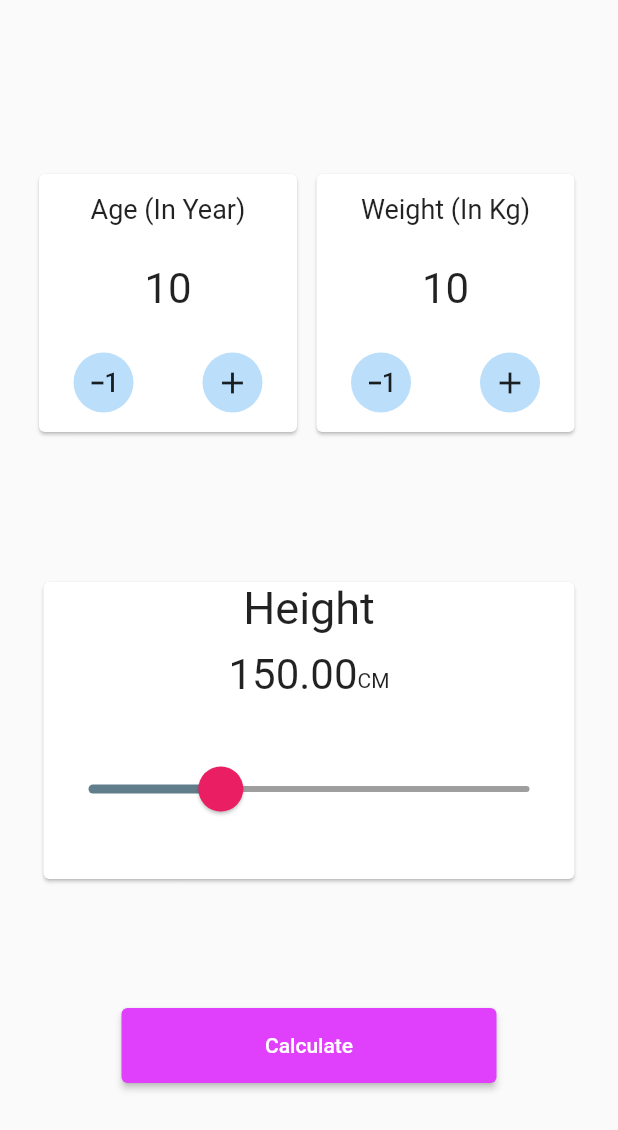
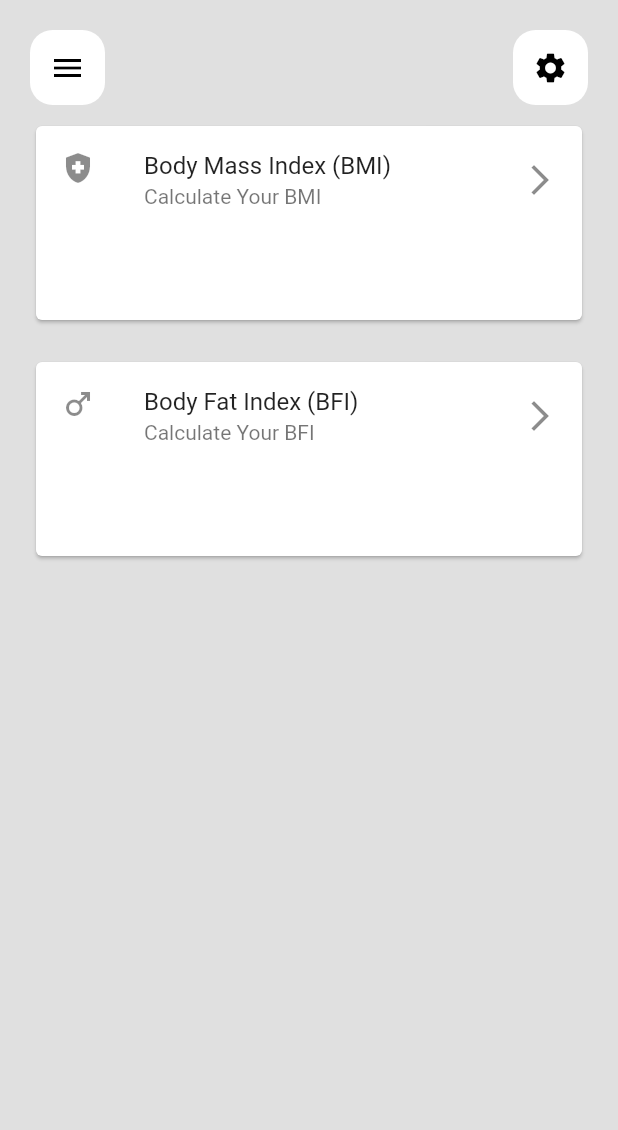
Before and after one commit to madhusudhan112/bmi-calculator, a Flutter app: the screen it shows after launch, on a phone screen of 412 x 824 dp. Shown: the top 1130 px of the screen. Run offline on Flutter 3.47's test engine with Material 2 defaults, Android fonts, the phone set to English and light mode, and no system bars; our stand-ins replace hive, hive_flutter; accounts and stored records are empty.

Commit message:
dashboard, calculator

```diff
--- /dev/null
+++ b/lib/calculator/body_fat_calculator.dart
@@ -0,0 +1,20 @@
+class BodyFatCalculator {
+  int age;
+  double bmi;
+  double? bf;
+
+  BodyFatCalculator({
+    required this.age,
+    required this.bmi,
+  });
+
+  double bfcalulator() {
+
+    bf =  (1.20 * bmi) + (0.23 * age) - 16.2;
+    return bf!;
+  }
+
+  String result() {
+    return "Your Body Fat Percentage is" + " " + bf!.toStringAsFixed(1);
+  }
+}
--- a/lib/calculator/calculator.dart
+++ b/lib/calculator/calculator.dart
@@ -2,20 +2,23 @@ import 'dart:math';
 
 class Calculate_bmi {
   double height;
+  int age;
   int weight;
-  double? _bmi;
+  double? bmi;
+  double? bf;
 
-  Calculate_bmi({required this.height, required this.weight});
+  Calculate_bmi({required this.height, required this.weight, required this.age});
 
   String bmi_calculator() {
-    _bmi = weight / pow(height / 100, 2);
-    return _bmi!.toStringAsFixed(1);
+    bmi = weight / pow(height / 100, 2);
+    return bmi!.toStringAsFixed(1);
   }
 
+
   String result1() {
-    if (_bmi! >= 25) {
+    if (bmi! >= 25) {
       return "OVERWEIGHT";
-    } else if (_bmi! > 18.5) {
+    } else if (bmi! > 18.5) {
       return "NORMAL WEIGHT";
     } else {
       return "UNDERWEIGHT";
@@ -23,9 +26,9 @@ class Calculate_bmi {
   }
 
   String result2() {
-    if (_bmi! >= 25) {
+    if (bmi! >= 25) {
       return 'YOU HAVE OVERWEIGHT BODY NEED HEAVY EXCERCISE';
-    } else if (_bmi! > 18.5) {
+    } else if (bmi! > 18.5) {
       return 'YOU HAVE NORMAL BODY NEED LEAST EXCERCISE';
     } else {
       return 'YOU HAVE UNDERWEIGHED BODY NEED TO EAT A BIT MORE';
--- a/lib/main.dart
+++ b/lib/main.dart
@@ -1,21 +1,36 @@
-import './screens/app_home.dart';
+import '../models/bmi_model.dart';
+import '../screens/body_fat_page.dart';
+import '../screens/dashboard.dart';
+import './screens/bmi_page.dart';
+import 'package:hive_flutter/hive_flutter.dart';
 import 'package:flutter/material.dart';
 
-void main() {
-  runApp(BmiCalculator());
+Future main() async {
+  WidgetsFlutterBinding.ensureInitialized();
+  await Hive.initFlutter();
+  Hive.registerAdapter(BmiModelAdapter());
+  await Hive.openBox<BmiModel>("bmi");
+  runApp(const BmiCalculator());
 }
 
 class BmiCalculator extends StatelessWidget {
+  const BmiCalculator({Key? key}) : super(key: key);
+
   @override
   Widget build(BuildContext context) {
     return MaterialApp(
       debugShowCheckedModeBanner: false,
       title: "Bmi Calculator",
       theme: ThemeData(
-        primaryColor: Colors.grey[400],
+        primaryColor: Colors.grey[300],
         backgroundColor: Colors.white,
+        iconTheme: const IconThemeData(color: Colors.black),
       ),
-      home : AppHome(),
+      home : Dashboard(),
+      routes : {
+         BmiPage.routeName : (ctx) => const BmiPage(),
+        BodyFatPage.routeName : (ctx) => const BodyFatPage(),
+      },
     );
   }
 }
--- /dev/null
+++ b/lib/models/bmi_model.dart
@@ -0,0 +1,14 @@
+import 'package:hive/hive.dart';
+
+part 'bmi_model.g.dart';
+
+@HiveType(typeId: 0)
+class BmiModel extends HiveObject{
+
+  @HiveField(0)
+  late String bmi;
+
+  @HiveField(1)
+  late String result;
+
+}
--- a/lib/screens/app_home.dart
+++ b/lib/screens/bmi_page.dart
@@ -1,13 +1,20 @@
-import 'package:bmicalculator/calculator/calculator.dart';
-import 'package:bmicalculator/screens/result_page.dart';
+import '../models/bmi_model.dart';
+import '../widgets/boxes.dart';
+import 'package:hive_flutter/hive_flutter.dart';
+import '../calculator/calculator.dart';
+import '../screens/result_page.dart';
 import 'package:flutter/material.dart';
 
-class AppHome extends StatefulWidget {
+class BmiPage extends StatefulWidget {
+  static const routeName = "bmi-page";
+
+  const BmiPage({Key? key}) : super(key: key);
+
   @override
-  State<AppHome> createState() => _AppHome();
+  State<BmiPage> createState() => _BmiPageState();
 }
 
-class _AppHome extends State<AppHome> {
+class _BmiPageState extends State<BmiPage> {
   double height = 150.0;
   int weight = 10;
   int age = 10;
@@ -41,15 +48,51 @@ class _AppHome extends State<AppHome> {
   }
 
   @override
+  void dispose() {
+    Hive.box('bmi').close();
+    super.dispose();
+  }
+
+  Future addBmi(String bmi, String result) async {
+    BmiModel _bmi_model = BmiModel();
+    _bmi_model.bmi = bmi;
+    _bmi_model.result = result;
+
+    final box = Boxes.getBmi();
+    box.add(_bmi_model);
+  }
+
+  @override
   Widget build(BuildContext context) {
     final size = MediaQuery.of(context).size;
     return Scaffold(
+      backgroundColor: Theme.of(context).primaryColor,
+      appBar: AppBar(
+        backgroundColor: Colors.grey[300],
+        elevation: 0,
+        automaticallyImplyLeading: false,
+        title: IconButton(
+          onPressed: () {
+            Navigator.of(context).pop();
+          },
+          icon: const Icon(
+            Icons.arrow_back_ios_new,
+            color: Colors.black,
+          ),
+        ),
+      ),
       body: Container(
         height: size.height,
-        padding: const EdgeInsets.all(20.0),
+        padding: const EdgeInsets.symmetric(
+          horizontal: 20.0,
+        ),
         child: Column(
           mainAxisAlignment: MainAxisAlignment.spaceEvenly,
           children: [
+            const Text(
+              "Calculate Your BMI",
+              style: TextStyle(fontSize: 30),
+            ),
             Row(
               children: [
                 GridTile(
@@ -57,7 +100,7 @@ class _AppHome extends State<AppHome> {
                     height: 180,
                     width: 180,
                     margin:
-                        const EdgeInsets.symmetric(vertical: 10, horizontal: 2),
+                        const EdgeInsets.symmetric(vertical: 5, horizontal: 2),
                     child: Card(
                       child: Column(
                         mainAxisAlignment: MainAxisAlignment.spaceAround,
@@ -99,7 +142,7 @@ class _AppHome extends State<AppHome> {
                     height: 180,
                     width: 180,
                     margin:
-                        const EdgeInsets.symmetric(vertical: 10, horizontal: 3),
+                        const EdgeInsets.symmetric(vertical: 5, horizontal: 3),
                     child: Card(
                       child: Column(
                         mainAxisAlignment: MainAxisAlignment.spaceAround,
@@ -108,10 +151,7 @@ class _AppHome extends State<AppHome> {
                             "Weight (In Kg)",
                             style: TextStyle(fontSize: 18),
                           ),
-                          Text(
-                            "$weight",
-                            style: const TextStyle(fontSize: 28),
-                          ),
+                          Text("$weight", style: const TextStyle(fontSize: 28)),
                           Row(
                             mainAxisAlignment: MainAxisAlignment.spaceAround,
                             children: [
@@ -148,13 +188,13 @@ class _AppHome extends State<AppHome> {
               child: Card(
                 child: Column(
                   children: [
-                   const  Text(
+                    const Text(
                       "Height",
                       style: TextStyle(
                         fontSize: 30,
                       ),
                     ),
-                  const   SizedBox(
+                    const SizedBox(
                       height: 10,
                     ),
                     Row(
@@ -166,7 +206,7 @@ class _AppHome extends State<AppHome> {
                             style: const TextStyle(
                               fontSize: 28,
                             )),
-                       const  Text(
+                        const Text(
                           'CM',
                         )
                       ],
@@ -204,8 +244,12 @@ class _AppHome extends State<AppHome> {
               style: ElevatedButton.styleFrom(
                   primary: Colors.purpleAccent, fixedSize: const Size(250, 50)),
               onPressed: () {
-                Calculate_bmi calc =
-                    Calculate_bmi(height: height, weight: weight);
+                Calculate_bmi calc = Calculate_bmi(
+                  height: height,
+                  weight: weight,
+                  age: age,
+                );
+                addBmi(calc.bmi_calculator(), calc.result1());
                 Navigator.of(context).push(
                   MaterialPageRoute(
                     builder: (_) => ResultPage(
@@ -217,6 +261,7 @@ class _AppHome extends State<AppHome> {
               },
               child: const Text("Calculate"),
             ),
+
           ],
         ),
       ),
--- /dev/null
+++ b/lib/screens/dashboard.dart
@@ -0,0 +1,85 @@
+import '../screens/body_fat_page.dart';
+import '../widgets/border_box.dart';
+import '../screens/bmi_page.dart';
+import 'package:flutter/material.dart';
+
+class Dashboard extends StatelessWidget {
+  Dashboard({Key? key}) : super(key: key);
+  final _scafoldKey = GlobalKey<ScaffoldState>();
+  @override
+  Widget build(BuildContext context) {
+    final size = MediaQuery.of(context).size;
+    return Scaffold(
+      drawer: const Drawer(
+        child: DrawerHeader(
+          child: Text(""),
+        ),
+      ),
+      key: _scafoldKey,
+      backgroundColor: Theme.of(context).primaryColor.withOpacity(0.99),
+      body: Container(
+        height: size.height,
+        width: size.width,
+        padding: const EdgeInsets.all(20.0),
+        child: ListView(
+          shrinkWrap: true,
+          children: [
+            Row(
+              mainAxisAlignment: MainAxisAlignment.spaceBetween,
+              children: [
+                BorderBox(
+                  height: 50,
+                  width: 50,
+                  child: IconButton(
+                    icon: const Icon(Icons.menu),
+                    onPressed: () => _scafoldKey.currentState!.openDrawer(),
+                  ),
+                ),
+                BorderBox(
+                  height: 50,
+                  width: 50,
+                  child: IconButton(
+                    icon: const Icon(Icons.settings),
+                    onPressed: () {},
+                  ),
+                )
+              ],
+            ),
+            Container(
+              height: size.height / 6,
+              width: size.width / 0.2,
+              margin: const EdgeInsets.symmetric(vertical: 10),
+              child: Card(
+                child: ListTile(
+                  onTap: () {
+                    Navigator.of(context).pushNamed(BmiPage.routeName);
+                  },
+                  leading: const Icon(Icons.health_and_safety),
+                  trailing: const Icon(Icons.arrow_forward_ios),
+                  title: const Text("Body Mass Index (BMI)"),
+                  subtitle: const Text("Calculate Your BMI"),
+                ),
+              ),
+            ),
+            Container(
+              height: size.height / 6,
+              width: size.width / 0.2,
+              margin: const EdgeInsets.symmetric(vertical: 10),
+              child: Card(
+                child: ListTile(
+                  onTap: () {
+                    Navigator.of(context).pushNamed(BodyFatPage.routeName);
+                  },
+                  leading: const Icon(Icons.male),
+                  trailing: const Icon(Icons.arrow_forward_ios),
+                  title: const Text("Body Fat Index (BFI)"),
+                  subtitle: const Text("Calculate Your BFI"),
+                ),
+              ),
+            ),
+          ],
+        ),
+      ),
+    );
+  }
+}
--- /dev/null
+++ b/lib/widgets/border_box.dart
@@ -0,0 +1,28 @@
+import 'package:flutter/material.dart';
+
+class BorderBox extends StatelessWidget {
+  final Widget child;
+  final double width, height;
+
+  const BorderBox({
+    Key? key,
+    required this.child,
+    required this.width,
+    required this.height,
+  }) : super(key: key);
+
+  @override
+  Widget build(BuildContext context) {
+    return Container(
+      width: width,
+      height: height,
+      decoration: BoxDecoration(
+        borderRadius: BorderRadius.circular(15.0),
+        color: Colors.white,
+      ),
+      child: Center(
+        child: child,
+      ),
+    );
+  }
+}
--- /dev/null
+++ b/lib/widgets/boxes.dart
@@ -0,0 +1,6 @@
+import 'package:bmicalculator/models/bmi_model.dart';
+import 'package:hive/hive.dart';
+
+class Boxes {
+  static Box<BmiModel> getBmi() => Hive.box<BmiModel>("bmi");
+}
--- a/pubspec.yaml
+++ b/pubspec.yaml
@@ -34,6 +34,10 @@ dependencies:
   # The following adds the Cupertino Icons font to your application.
   # Use with the CupertinoIcons class for iOS style icons.
   cupertino_icons: ^1.0.2
+  hive: ^2.0.5
+  hive_flutter: ^1.1.0
+  build_runner: ^2.1.7
+  hive_generator: ^1.1.2
 
 dev_dependencies:
   flutter_test:
```
Also changed, not shown: lib/screens/body_fat_page.dart (added, +122 -0 lines), lib/screens/body_fat_result.dart (added, +39 -0 lines), lib/models/bmi_model.g.dart (added), 2 other files.
